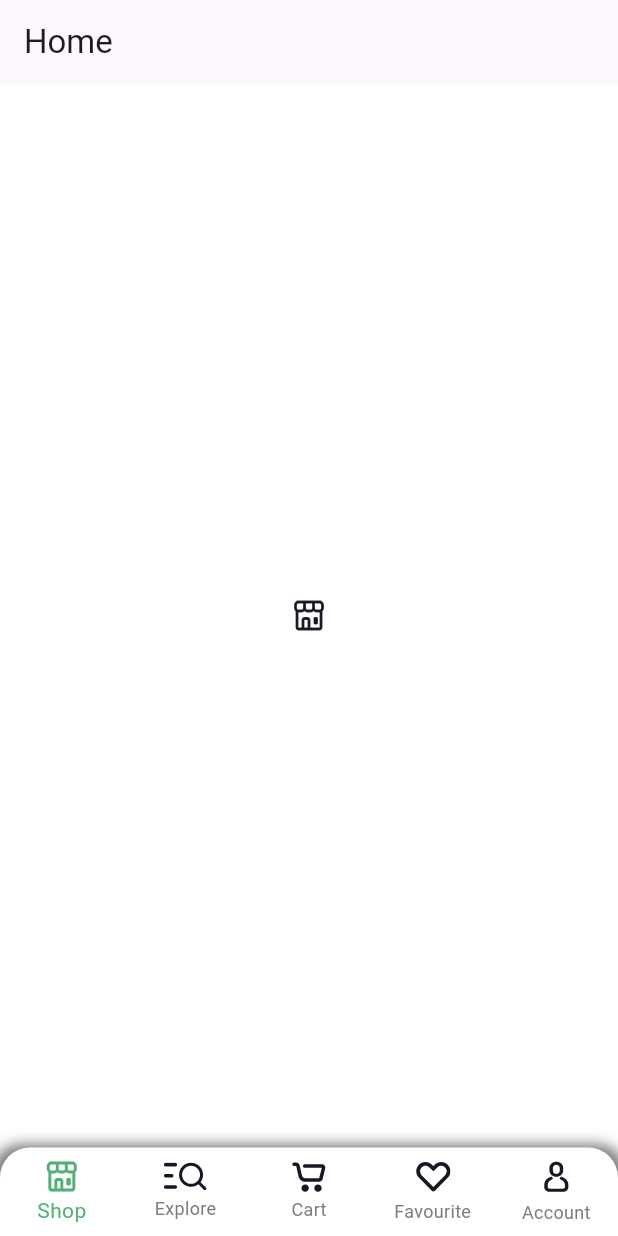
After one commit to abka1rino/nectar_ui, a Flutter app: the MainScreen screen opened directly, on a phone screen of 412 x 824 dp. The commit adds this screen. Run offline on Flutter 3.47's test engine with Material 3 defaults, Android fonts, the phone set to English and light mode, and no system bars; our stand-ins replace flutter_svg.

Commit message:
bottom navigation bar

```diff
--- a/lib/components/inputs/custom_text_form_field.dart
+++ b/lib/components/inputs/custom_text_form_field.dart
@@ -8,15 +8,18 @@ class CustomTextFormField extends StatelessWidget {
     this.prefixIcon,
     this.onChanged,
     this.validator,
+    this.obscureText = false,
   });
   final String labelText;
   final Widget? suffixIcon;
   final Widget? prefixIcon;
   final Function(String)? onChanged;
   final String? Function(dynamic)? validator;
+  final bool obscureText;
   @override
   Widget build(BuildContext context) {
     return TextFormField(
+      obscureText: obscureText,
       validator: validator,
       onChanged: onChanged,
       decoration: InputDecoration(
--- a/lib/core/constants/app_assets.dart
+++ b/lib/core/constants/app_assets.dart
@@ -2,4 +2,9 @@ class AppAssets {
   static const String logoSvg = 'assets/images/logo.svg';
   static const String carrotSvg = 'assets/images/carrot.svg';
   static const String locationSvg = 'assets/images/location.svg';
+  static const String profileSvg = 'assets/icons/profile.svg';
+  static const String cartSvg = 'assets/icons/cart.svg';
+  static const String favouriteSvg = 'assets/icons/favourite.svg';
+  static const String exploreSvg = 'assets/icons/explore.svg';
+  static const String shopSvg = 'assets/icons/shop.svg';
 }
--- /dev/null
+++ b/lib/features/home/home_screen.dart
@@ -0,0 +1,14 @@
+import 'package:flutter/material.dart';
+import 'package:flutter_svg/svg.dart';
+import 'package:nectar_ui/core/constants/app_assets.dart';
+
+class HomeScreen extends StatelessWidget {
+  @override
+  Widget build(BuildContext context) {
+    return Scaffold(
+      backgroundColor: Colors.white,
+      appBar: AppBar(title: Text('Home')),
+      body: Center(child: SvgPicture.asset(AppAssets.shopSvg)),
+    );
+  }
+}
--- /dev/null
+++ b/lib/features/main/main_screen.dart
@@ -0,0 +1,119 @@
+import 'package:flutter/material.dart';
+import 'package:flutter_svg/flutter_svg.dart';
+import 'package:nectar_ui/core/constants/app_assets.dart';
+import 'package:nectar_ui/core/utils/app_colors.dart';
+import 'package:nectar_ui/features/account/account.dart';
+import 'package:nectar_ui/features/cart/cart.dart';
+import 'package:nectar_ui/features/explore/explore.dart';
+import 'package:nectar_ui/features/favourite/favourite.dart';
+import 'package:nectar_ui/features/home/home_screen.dart';
+
+class MainScreen extends StatefulWidget {
+  @override
+  State<MainScreen> createState() => _MainScreenState();
+}
+
+class _MainScreenState extends State<MainScreen> {
+  List<Widget> _screens = [
+    HomeScreen(),
+    ExploreScreen(),
+    CartScreen(),
+    FavouriteScreen(),
+    AccountScreen(),
+  ];
+  int _selectedIndex = 0;
+  @override
+  Widget build(BuildContext context) {
+    return Scaffold(
+      body: _screens[_selectedIndex],
+      bottomNavigationBar: Container(
+        decoration: BoxDecoration(
+          color: Colors.white,
+
+          boxShadow: [
+            BoxShadow(
+              color: AppColors.greyColor,
+              spreadRadius: 5,
+              blurRadius: 7,
+              offset: Offset(0, 3), // changes position of shadow
+            ),
+          ],
+          borderRadius: BorderRadius.only(
+            topLeft: Radius.circular(20),
+            topRight: Radius.circular(20),
+          ),
+        ),
+        child: BottomNavigationBar(
+          currentIndex: _selectedIndex,
+          onTap: (index) {
+            setState(() {
+              _selectedIndex = index;
+            });
+          },
+          selectedItemColor: AppColors.primaryColor,
+          unselectedItemColor: AppColors.greyColor,
+          backgroundColor: Colors.transparent,
+          elevation: 0,
+          type: BottomNavigationBarType.fixed,
+          items: [
+            BottomNavigationBarItem(
+              icon: SvgPicture.asset(AppAssets.shopSvg),
+              activeIcon: SvgPicture.asset(
+                AppAssets.shopSvg,
+                colorFilter: ColorFilter.mode(
+                  AppColors.primaryColor,
+                  BlendMode.srcIn,
+                ),
+              ),
+              label: 'Shop',
+            ),
+            BottomNavigationBarItem(
+              icon: SvgPicture.asset(AppAssets.exploreSvg),
+              activeIcon: SvgPicture.asset(
+                AppAssets.exploreSvg,
+                colorFilter: ColorFilter.mode(
+                  AppColors.primaryColor,
+                  BlendMode.srcIn,
+                ),
+              ),
+              label: 'Explore',
+            ),
+            BottomNavigationBarItem(
+              icon: SvgPicture.asset(AppAssets.cartSvg),
+              activeIcon: SvgPicture.asset(
+                AppAssets.cartSvg,
+                colorFilter: ColorFilter.mode(
+                  AppColors.primaryColor,
+                  BlendMode.srcIn,
+                ),
+              ),
+              label: 'Cart',
+            ),
+            BottomNavigationBarItem(
+              icon: SvgPicture.asset(AppAssets.favouriteSvg),
+              activeIcon: SvgPicture.asset(
+                AppAssets.favouriteSvg,
+                colorFilter: ColorFilter.mode(
+                  AppColors.primaryColor,
+                  BlendMode.srcIn,
+                ),
+              ),
+              label: 'Favourite',
+            ),
+            BottomNavigationBarItem(
+              icon: SvgPicture.asset(AppAssets.profileSvg),
+              activeIcon: SvgPicture.asset(
+                AppAssets.profileSvg,
+                colorFilter: ColorFilter.mode(
+                  AppColors.primaryColor,
+                  BlendMode.srcIn,
+                ),
+              ),
+              label: 'Account',
+            ),
+          ],
+        ),
+      ),
+    );
+  }
+}
--- a/pubspec.yaml
+++ b/pubspec.yaml
@@ -21,3 +21,4 @@ flutter:
 
   assets:
     - assets/images/
+    - assets/icons/
```
Also changed, not shown: lib/features/account/account.dart (added, +13 -0 lines), lib/features/auth/page/login_screen.dart (+20 -5 lines), lib/features/auth/page/signup_screen.dart (+19 -5 lines), lib/features/cart/cart.dart (added, +13 -0 lines), lib/features/explore/explore.dart (added, +13 -0 lines), lib/features/favourite/favourite.dart (added, +13 -0 lines), assets/icons/cart.svg (added), assets/icons/explore.svg (added), assets/icons/favourite.svg (added), assets/icons/profile.svg (added), assets/icons/shop.svg (added).
